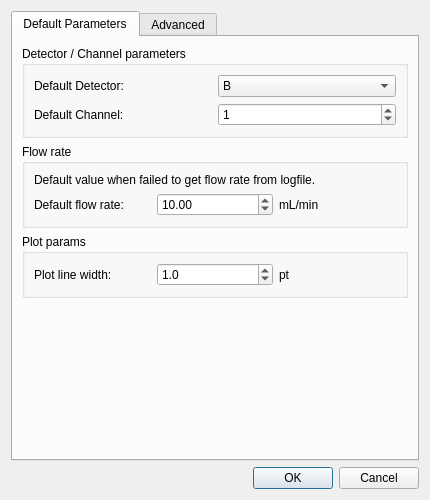
Qt form FSECplotter/pyqt/dialogs/preference_dialog.ui (TaizoAyase/FSECplotter2) before a commit.
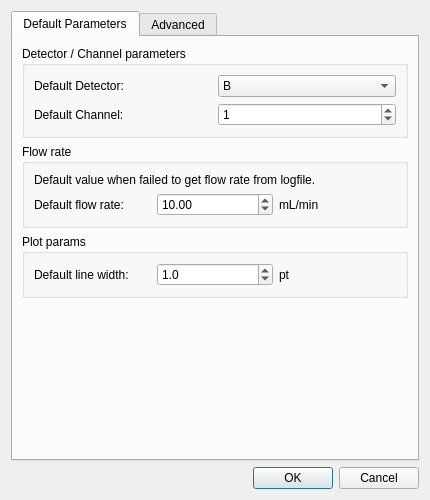
The same form after that commit.

Commit message:
modify linewidth box in main/dialog
linewidth box of preference dialog now works as default setter

The edit to the form file:
```diff
--- a/FSECplotter/pyqt/dialogs/preference_dialog.ui
+++ b/FSECplotter/pyqt/dialogs/preference_dialog.ui
@@ -152,7 +152,7 @@
             <item>
              <widget class="QLabel" name="label_9">
               <property name="text">
-               <string>Plot line width:</string>
+               <string>Default line width:</string>
               </property>
               <property name="buddy">
                <cstring>linewidth_spinBox</cstring>
```
Left out of the diff: 2 changed lines with no effect on the pictures. The commit also changes 2 other files.
